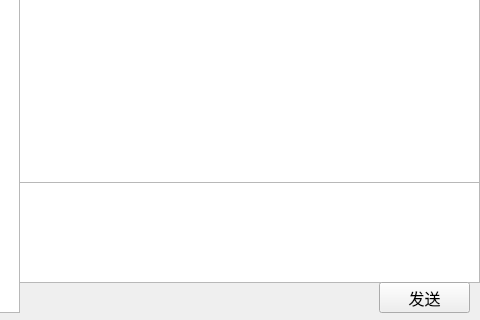
This is second_client/client.ui in SSStea/Computer-Network-Course-Design as Qt 5 draws it before an edit; both pictures show x 231 to 711 and y 228 to 548 of the 711 by 548 pixel window. The edited form follows.
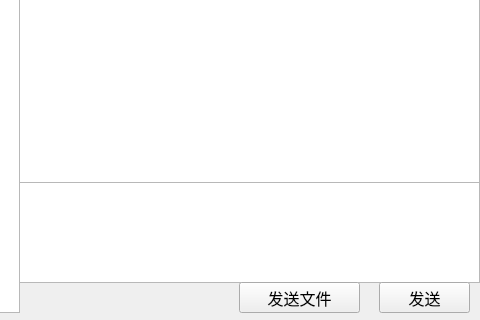
This is the edited form. The open tabs and pages were chosen to show the change.

Commit message: 第二部分：发送文件；长间隔显示发消息的时间；气泡间距变大

```diff
--- a/second_client/client.ui
+++ b/second_client/client.ui
@@ -419,6 +419,24 @@
       <string>发送</string>
      </property>
     </widget>
+    <widget class="QPushButton" name="sendFileButton">
+     <property name="geometry">
+      <rect>
+       <x>480</x>
+       <y>510</y>
+       <width>121</width>
+       <height>31</height>
+      </rect>
+     </property>
+     <property name="font">
+      <font>
+       <pointsize>12</pointsize>
+      </font>
+     </property>
+     <property name="text">
+      <string>发送文件</string>
+     </property>
+    </widget>
    </widget>
   </widget>
  </widget>
```
The commit also changes 3 other files.
